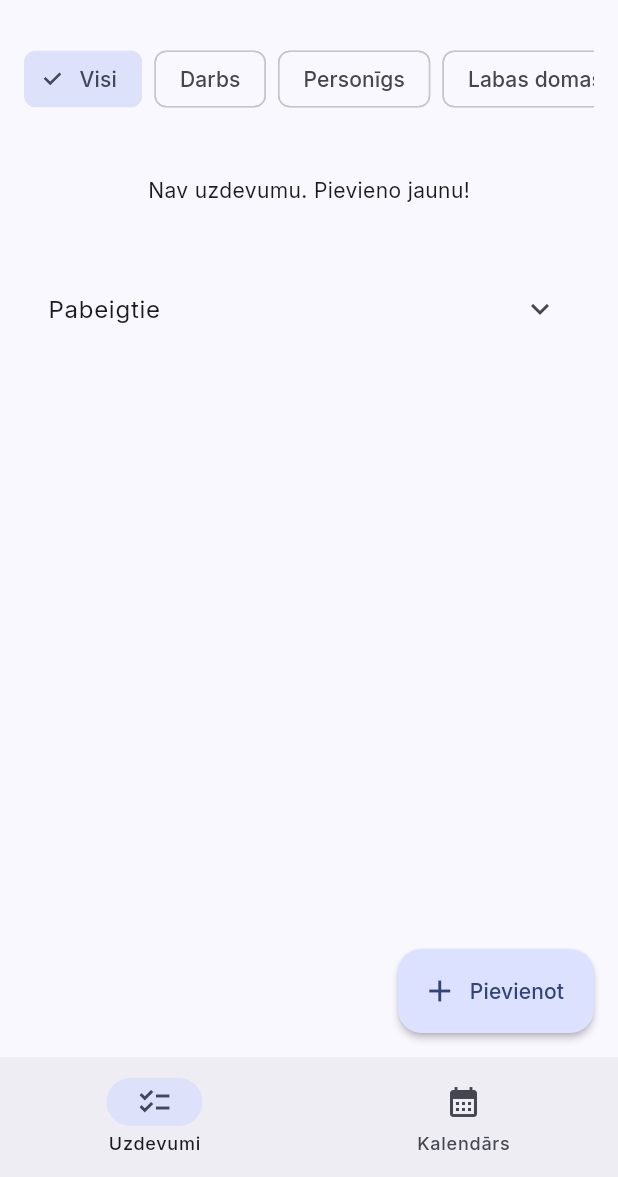
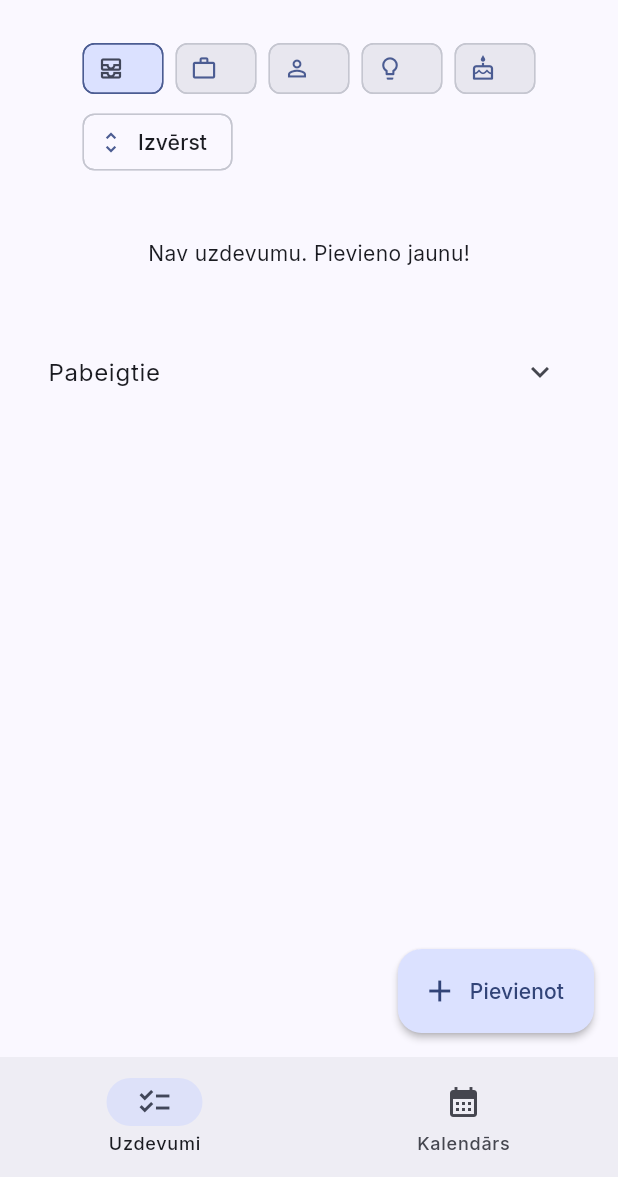
Before and after one commit to vladoo7007/totalist_flutter, a Flutter app: the screen it shows after launch, on a phone screen of 412 x 824 dp, the part 59-1236 px from its top. Run offline on Flutter 3.47's test engine with Material 3 defaults, Android fonts, the light colour scheme and no system bars; our stand-ins replace google_fonts, table_calendar.

Commit message:
feat(totalist): kalendārs + chips expand; lv UI; bugfixes (format button, completed toggle)

```diff
--- a/lib/main.dart
+++ b/lib/main.dart
@@ -1,8 +1,7 @@
-// VISS KODS LATVIEŠU KOMENTĀROS – UI teksti latviski, kods angliski.
 // Totalist: divas galvenās sadaļas – "Uzdevumi" un "Kalendārs".
 // Funkcija: prioritāšu karodziņi, kārtošana (prioritāte→alfabēts / alfabēts),
 // pabeigto saraksta akordeons, koplietoti notikumi ar kalendāru (punkti dienā),
-// pievienošana no abām sadaļām, lokalizācija lv.
+// pievienošana no abām sadaļām, LV lokalizācija, kompaktie kategoriju “čipi”.
 
 import 'package:flutter/material.dart';
 import 'package:flutter_localizations/flutter_localizations.dart';
@@ -39,7 +38,6 @@ class TaskItem {
 
 // Krāsas karodziņiem
 Color priorityColor(TaskPriority p, ColorScheme cs) {
-  // Augsta=red, Vidēja=yellow, Zema=blue, None=transparent outline
   switch (p) {
     case TaskPriority.high:
       return Colors.red;
@@ -48,7 +46,7 @@ Color priorityColor(TaskPriority p, ColorScheme cs) {
     case TaskPriority.low:
       return Colors.blue;
     case TaskPriority.none:
-      return cs.outline;
+      return cs.outline; // “bezkrāsas” kontūra, kad pabeigts
   }
 }
 
@@ -120,24 +118,26 @@ class HomeShell extends StatefulWidget {
 }
 
 class _HomeShellState extends State<HomeShell> {
+  // LV: apakšējās navigācijas cilne (0=Uzdevumi, 1=Kalendārs)
   int _tab = 0;
 
-  // Koplietotais uzdevumu saraksts (viena patiesība visām lapām)
+  // LV: “Pabeigtie” akordeona stāvoklis
+  bool _completedExpanded = false;
+
+  // LV: kārtošanas režīms (true = prioritāte→alfabēts; false = alfabēts)
+  bool _sortByPriorityThenAlpha = true;
+
+  // LV: kategoriju joslas režīms (false = kompakts tikai ikonas; true = izvērsts ar tekstu)
+  bool _chipsExpanded = false;
+
+  // LV: atlasītā kategorija čipos (pēc noklusējuma Visi)
+  TaskCategory _selectedCat = TaskCategory.visi;
+
+  // LV: koplietots uzdevumu saraksts (viena patiesība visai app)
   final List<TaskItem> _items = [];
 
-  // Pabeigto akordeona stāvoklis
-  bool _completedExpanded = false;
-
-  // Kārtošanas režīms (true = prioritāte→alfabēts; false = alfabēts)
-  bool _sortByPriorityThenAlpha = true;
-
-  // Kalendāra formāts (nedēļa/mēnesis)
+  // LV: kalendāra stāvoklis
   CalendarFormat _calendarFormat = CalendarFormat.month;
-
-  // Atlasītā kategorija čipos (pēc noklusējuma Visi)
-  TaskCategory _selectedCat = TaskCategory.visi;
-
-  // Atlasītā diena kalendārā
   DateTime _focusedDay = DateTime.now();
   DateTime? _selectedDay;
 
@@ -202,9 +202,7 @@ class _HomeShellState extends State<HomeShell> {
       context: context,
       isScrollControlled: true,
       builder: (ctx) => Padding(
-        padding: EdgeInsets.only(
-          bottom: MediaQuery.of(ctx).viewInsets.bottom,
-        ),
+        padding: EdgeInsets.only(bottom: MediaQuery.of(ctx).viewInsets.bottom),
         child: _AddTaskSheet(
           presetCategory: _selectedCat == TaskCategory.visi
               ? TaskCategory.darbs
@@ -215,9 +213,7 @@ class _HomeShellState extends State<HomeShell> {
     );
 
     if (result != null) {
-      setState(() {
-        _items.add(result);
-      });
+      setState(() => _items.add(result));
     }
   }
 
@@ -242,10 +238,7 @@ class _HomeShellState extends State<HomeShell> {
       _buildCalendarPage(context, cs),
     ];
 
-    final titles = [
-      'Totalist · Uzdevumi',
-      'Totalist · Kalendārs',
-    ];
+    final titles = ['Totalist · Uzdevumi', 'Totalist · Kalendārs'];
 
     return Scaffold(
       appBar: AppBar(
@@ -313,10 +306,7 @@ class _HomeShellState extends State<HomeShell> {
         selectedIndex: _tab,
         onDestinationSelected: (i) => setState(() => _tab = i),
         destinations: const [
-          NavigationDestination(
-            icon: Icon(Icons.checklist),
-            label: 'Uzdevumi',
-          ),
+          NavigationDestination(icon: Icon(Icons.checklist), label: 'Uzdevumi'),
           NavigationDestination(
             icon: Icon(Icons.calendar_month),
             label: 'Kalendārs',
@@ -344,23 +334,77 @@ class _HomeShellState extends State<HomeShell> {
     );
   }
 
+  // LV: Kategoriju josla ar “kompakts/izvērsts” režīmu
+  // - īss pieskāriens uz čipa = izvēlēties kategoriju
+  // - ilgspiediens uz jebkura čipa = pārslēgt režīmu
+  // - papildu ActionChip “Izvērst/Sakļaut”
   Widget _buildCategoryChips(BuildContext context) {
-    final cats = TaskCategory.values;
-    return SingleChildScrollView(
-      scrollDirection: Axis.horizontal,
-      child: Row(
-        children: List.generate(cats.length, (i) {
-          final c = cats[i];
-          final selected = _selectedCat == c;
-          return Padding(
-            padding: const EdgeInsets.only(right: 8),
-            child: ChoiceChip(
-              label: Text(kCategoryName[c]!),
-              selected: selected,
-              onSelected: (_) => setState(() => _selectedCat = c),
+    final cs = Theme.of(context).colorScheme;
+
+    final catList = <TaskCategory>[
+      TaskCategory.visi,
+      TaskCategory.darbs,
+      TaskCategory.personigs,
+      TaskCategory.labasDomas,
+      TaskCategory.dzimsanasDienas,
+    ];
+
+    IconData iconFor(TaskCategory c) {
+      switch (c) {
+        case TaskCategory.visi:
+          return Icons.all_inbox_outlined;
+        case TaskCategory.darbs:
+          return Icons.work_outline;
+        case TaskCategory.personigs:
+          return Icons.person_outline;
+        case TaskCategory.labasDomas:
+          return Icons.lightbulb_outline;
+        case TaskCategory.dzimsanasDienas:
+          return Icons.cake_outlined;
+      }
+    }
+
+    return AnimatedSize(
+      duration: const Duration(milliseconds: 200),
+      curve: Curves.easeOut,
+      child: Wrap(
+        spacing: 8,
+        runSpacing: 8,
+        children: [
+          for (final cat in catList)
+            GestureDetector(
+              onLongPress: () =>
+                  setState(() => _chipsExpanded = !_chipsExpanded),
+              child: FilterChip(
+                label: _chipsExpanded
+                    ? Text(kCategoryName[cat]!)
+                    : const Text(''),
+                avatar: Icon(iconFor(cat)),
+                showCheckmark: false,
+                selected: _selectedCat == cat,
+                onSelected: (_) => setState(() => _selectedCat = cat),
+                side: BorderSide(
+                  color: _selectedCat == cat ? cs.primary : cs.outlineVariant,
                 ),
-          );
-        }),
+                // kompaktais “miglainais” efekts – mazāks kontrasts
+                backgroundColor: _chipsExpanded
+                    ? cs.surfaceContainer
+                    : cs.surfaceContainerHigh,
+                selectedColor: _chipsExpanded
+                    ? cs.primaryContainer
+                    : cs.primaryContainer,
+                materialTapTargetSize: MaterialTapTargetSize.shrinkWrap,
+                visualDensity: VisualDensity.compact,
+              ),
+            ),
+          ActionChip(
+            avatar: Icon(
+              _chipsExpanded ? Icons.unfold_less : Icons.unfold_more,
+            ),
+            label: Text(_chipsExpanded ? 'Sakļaut' : 'Izvērst'),
+            onPressed: () => setState(() => _chipsExpanded = !_chipsExpanded),
+          ),
+        ],
       ),
     );
   }
@@ -371,37 +415,39 @@ class _HomeShellState extends State<HomeShell> {
 
     return ListView(
       children: [
-        // Aktīvie
         if (active.isNotEmpty)
-          ...active.map((t) => _TaskTile(
+          ...active.map(
+            (t) => _TaskTile(
               item: t,
               onToggleDone: () => _toggleCompleted(t),
               onSetPriority: (p) => _setPriority(t, p),
-              ))
+            ),
+          )
         else
           const Padding(
             padding: EdgeInsets.symmetric(vertical: 24),
             child: Center(child: Text('Nav uzdevumu. Pievieno jaunu!')),
           ),
         const SizedBox(height: 16),
-        // Pabeigtie (akordeons)
         ExpansionTile(
           initiallyExpanded: _completedExpanded,
           onExpansionChanged: (v) => setState(() => _completedExpanded = v),
           title: const Text('Pabeigtie'),
           children: completed.isEmpty
-              ? [
-                  const Padding(
+              ? const [
+                  Padding(
                     padding: EdgeInsets.only(bottom: 12),
                     child: Text('Šobrīd nav pabeigtu uzdevumu.'),
-                  )
+                  ),
                 ]
               : completed
-                  .map((t) => _TaskTile(
+                    .map(
+                      (t) => _TaskTile(
                         item: t,
                         onToggleDone: () => _toggleCompleted(t),
                         onSetPriority: (p) => _setPriority(t, p),
-                      ))
+                      ),
+                    )
                     .toList(),
         ),
       ],
@@ -430,11 +476,12 @@ class _HomeShellState extends State<HomeShell> {
                   _focusedDay = foc;
                 });
               },
+              // LV: bez šī formatButton metiens krita ar assert — tagad OK
+              onFormatChanged: (f) => setState(() => _calendarFormat = f),
+              calendarFormat: _calendarFormat,
               eventLoader: _eventsForDay,
-              calendarFormat: _calendarFormat,
-              onFormatChanged: (f) => setState(() => _calendarFormat = f),
               headerStyle: const HeaderStyle(
-                formatButtonVisible: true, // ir redzams, jo esam pievienojuši onFormatChanged
+                formatButtonVisible: true,
                 titleCentered: true,
               ),
               startingDayOfWeek: StartingDayOfWeek.monday,
@@ -456,7 +503,8 @@ class _HomeShellState extends State<HomeShell> {
             const SizedBox(height: 12),
             // Saraksts zem kalendāra – konkrētās dienas uzdevumi
             Expanded(
-              child: Builder(builder: (ctx) {
+              child: Builder(
+                builder: (ctx) {
                   final day = _selectedDay ?? _focusedDay;
                   final es = _eventsForDay(day);
                   if (es.isEmpty) {
@@ -476,7 +524,8 @@ class _HomeShellState extends State<HomeShell> {
                       );
                     },
                   );
-              }),
+                },
+              ),
             ),
           ],
         ),
@@ -525,9 +574,7 @@ class _TaskTile extends StatelessWidget {
           padding: const EdgeInsets.symmetric(horizontal: 12, vertical: 10),
           decoration: BoxDecoration(
             borderRadius: BorderRadius.circular(12),
-            border: Border.all(
-              color: cs.outlineVariant.withValues(alpha: 0.6),
-            ),
+            border: Border.all(color: cs.outlineVariant.withValues(alpha: 0.6)),
           ),
           child: Row(
             children: [
@@ -559,7 +606,7 @@ class _TaskTile extends StatelessWidget {
                   ],
                 ),
               ),
-              // "Hamburger" ar prioritātēm
+              // “Hamburger” ar prioritātēm
               PopupMenuButton<TaskPriority>(
                 tooltip: 'Prioritāte',
                 onSelected: onSetPriority,
@@ -572,10 +619,7 @@ class _TaskTile extends StatelessWidget {
                 icon: const Icon(Icons.more_vert),
               ),
               // Checkbox
-              Checkbox(
-                value: item.completed,
-                onChanged: (_) => onToggleDone(),
-              ),
+              Checkbox(value: item.completed, onChanged: (_) => onToggleDone()),
             ],
           ),
         ),
@@ -583,8 +627,7 @@ class _TaskTile extends StatelessWidget {
     );
   }
 
-  PopupMenuItem<TaskPriority> _prioItem(
-      TaskPriority p, String title, Color c) {
+  PopupMenuItem<TaskPriority> _prioItem(TaskPriority p, String title, Color c) {
     return PopupMenuItem(
       value: p,
       child: Row(
@@ -601,10 +644,7 @@ class _TaskTile extends StatelessWidget {
 // ===== Apakšējā lapa pievienošanai =====
 
 class _AddTaskSheet extends StatefulWidget {
-  const _AddTaskSheet({
-    required this.presetCategory,
-    this.presetDate,
-  });
+  const _AddTaskSheet({required this.presetCategory, this.presetDate});
 
   final TaskCategory presetCategory;
   final DateTime? presetDate;
@@ -673,10 +713,12 @@ class _AddTaskSheetState extends State<_AddTaskSheet> {
                     ),
                     items: TaskCategory.values
                         .where((c) => c != TaskCategory.visi)
-                        .map((c) => DropdownMenuItem(
+                        .map(
+                          (c) => DropdownMenuItem(
                             value: c,
                             child: Text(kCategoryName[c]!),
-                            ))
+                          ),
+                        )
                         .toList(),
                     onChanged: (v) => setState(() => _category = v!),
                   ),
@@ -760,14 +802,16 @@ class _AddTaskSheetState extends State<_AddTaskSheet> {
                 label: const Text('Pievienot uzdevumu'),
                 onPressed: () {
                   if (_formKey.currentState!.validate()) {
-                    Navigator.of(context).pop(TaskItem(
+                    Navigator.of(context).pop(
+                      TaskItem(
                         title: _titleCtrl.text.trim(),
                         category: _category,
                         priority: _priority,
                         createdAt: DateTime.now(),
                         dueDate: _due,
                         completed: false,
-                    ));
+                      ),
+                    );
                   }
                 },
               ),
--- a/pubspec.yaml
+++ b/pubspec.yaml
@@ -1,5 +1,5 @@
 name: totalist_flutter
-description: "Totalist — vienkāršs uzdevumu un kalendāra risinājums"
+description: "Totalist – vienkāršs uzdevumu un kalendāra rīks"
 publish_to: 'none'
 
 version: 1.0.0+1
```
Lines whose indentation alone changed are shown as unchanged.
